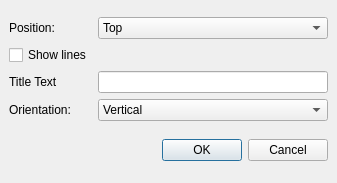
This is examples/HeaderFooterLegends/addlegenddialog.ui in KDAB/KDChart as Qt 5 draws it before an edit. The edited form follows.
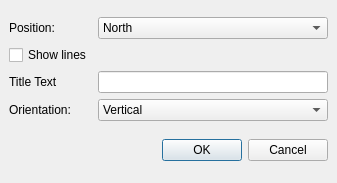
This is the edited form.

Commit message: make the legend's position names on screen reflect the Enum's values to be used in the program

Patch:
```diff
--- a/examples/HeaderFooterLegends/addlegenddialog.ui
+++ b/examples/HeaderFooterLegends/addlegenddialog.ui
@@ -55,7 +55,7 @@
       <widget class="QComboBox" name="positionCO" >
        <item>
         <property name="text" >
-         <string>Top</string>
+         <string>North</string>
         </property>
        </item>
        <item>
```
Left out of the diff: 30 changed lines with no effect on the pictures. The commit also changes 1 other file.
